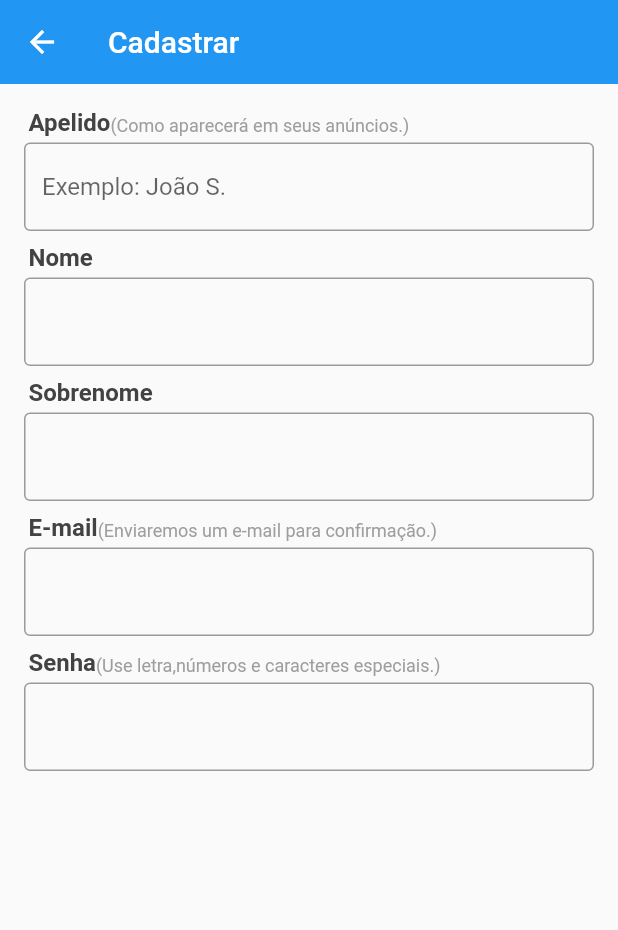
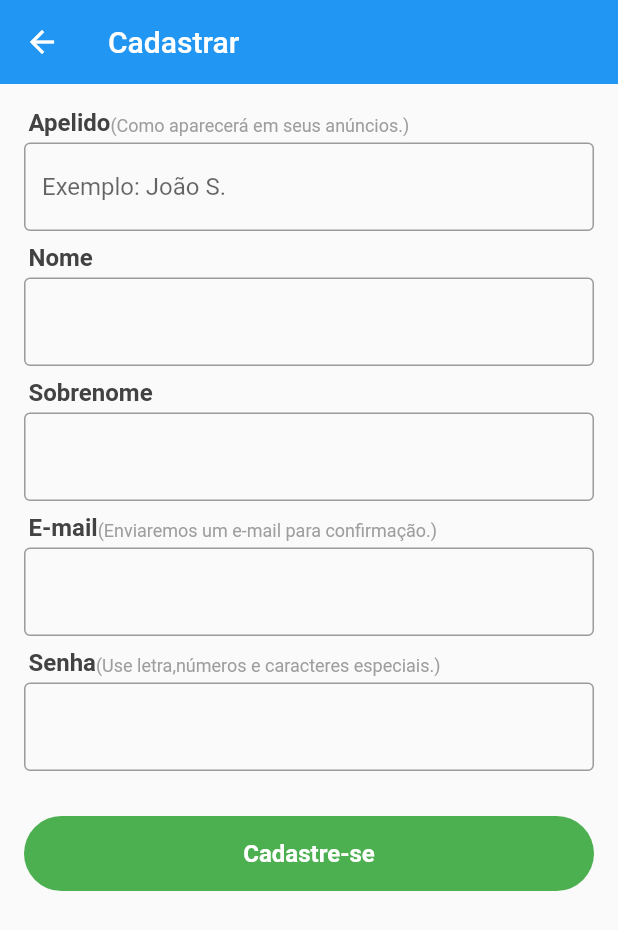
Before and after one commit to SergioJunnior/Teste-Monitora, a Flutter app: the SignUpScreen screen opened directly, on a phone screen of 412 x 824 dp. Shown: the top 930 px of the screen. Run offline on Flutter 3.47's test engine with Material 2 defaults, Android fonts, the phone set to English and light mode, and no system bars; our stand-ins replace rxdart.

```diff
--- /dev/null
+++ b/teste_lider/lib/bloc/signup_bloc.dart
@@ -0,0 +1,51 @@
+import 'package:rxdart/rxdart.dart';
+import 'package:teste_lider/models/model_user.dart';
+
+enum SignUpState{IDLE , LOADING, ERROR}
+
+class SignUpBlocState{
+
+  SignUpBlocState(this.state,{this.errorMessage});
+
+  SignUpState state;
+  String errorMessage;
+}
+
+class SignUpBloc{
+
+  final BehaviorSubject<SignUpBlocState> _stateController = BehaviorSubject<SignUpBlocState>.seeded(SignUpBlocState(SignUpState.IDLE));
+
+
+  Stream<SignUpBlocState> get outState => _stateController.stream;
+
+  User user= User();
+
+  void signUp()async {
+    _stateController.add(SignUpBlocState(SignUpState.LOADING));
+
+    await Future.delayed(Duration(seconds: 2));
+
+    _stateController.add(SignUpBlocState(SignUpState.IDLE));
+  }
+
+  void  setApelido(String apelido) {
+     user.apelido = apelido;
+  }
+  void  setNome(String nome) {
+     user.nome = nome;
+  }
+  void  setSobrenome(String sobrenome) {
+     user.sobrenome = sobrenome;
+  }
+  void  setEmail(String email) {
+     user.email = email;
+  }
+  void  setPassword(String password) {
+     user.password = password;
+  }
+
+  void dispose(){
+    _stateController.close();
+  }
+
+}
--- /dev/null
+++ b/teste_lider/lib/models/model_user.dart
@@ -0,0 +1,10 @@
+class User{
+
+  User({this.apelido, this.nome, this.sobrenome, this.email,this.password});
+
+  String apelido;
+  String nome;
+  String sobrenome;
+  String email;
+  String password;
+}
--- a/teste_lider/lib/screens/SignUp/signup_screen.dart
+++ b/teste_lider/lib/screens/SignUp/signup_screen.dart
@@ -1,4 +1,5 @@
 import 'package:flutter/material.dart';
+import 'package:teste_lider/bloc/signup_bloc.dart';
 import 'package:teste_lider/screens/SignUp/widgets/field_title.dart';
 import 'package:teste_lider/screens/SignUp/widgets/password_field.dart';
 
@@ -11,6 +12,28 @@ class _SignUpScreenState extends State < SignUpScreen > {
 
     final GlobalKey < FormState > _formkey = GlobalKey < FormState > ();
 
+    SignUpBloc _signUpBloc;
+
+    void _signUp() {
+      if (_formkey.currentState.validate()) {
+        _formkey.currentState.save();
+
+        _signUpBloc.signUp();
+      }
+    }
+
+    @override
+    void initState() {
+      super.initState();
+      _signUpBloc = SignUpBloc();
+    }
+
+    @override
+    void dispose() {
+      _signUpBloc ?.dispose();
+      super.dispose();
+    }
+
     @override
     Widget build(BuildContext context) {
       return Scaffold(
@@ -20,8 +43,12 @@ class _SignUpScreenState extends State < SignUpScreen > {
         ),
         body: Form(
           key: _formkey,
-        child: ListView(
-          padding: const EdgeInsets.symmetric(horizontal: 16, vertical: 16),
+          child: StreamBuilder < SignUpBlocState > (
+            stream: _signUpBloc.outState,
+            builder: (context, snapshote) {
+
+              return ListView(
+                padding: const EdgeInsets.all(16),
                   children: < Widget > [
                     const FieldTitle(
                         title: "Apelido",
@@ -32,11 +59,12 @@ class _SignUpScreenState extends State < SignUpScreen > {
                             border: OutlineInputBorder(),
                             hintText: "Exemplo: João S."
                           ),
-              validator: (text){
-                if(text.length <6)
+                          validator: (text) {
+                            if (text.length < 6)
                               return 'Apelido muito Curto';
                             return null;
                           },
+                          onSaved: _signUpBloc.setApelido,
                       ),
                       const SizedBox(height: 8),
                         const FieldTitle(
@@ -47,6 +75,7 @@ class _SignUpScreenState extends State < SignUpScreen > {
                             decoration: const InputDecoration(
                                 border: OutlineInputBorder(),
                               ),
+                              onSaved: _signUpBloc.setNome,
                           ),
                           const SizedBox(height: 8),
                             const FieldTitle(
@@ -57,6 +86,7 @@ class _SignUpScreenState extends State < SignUpScreen > {
                                 decoration: const InputDecoration(
                                     border: OutlineInputBorder(),
                                   ),
+                                  onSaved: _signUpBloc.setSobrenome,
                               ),
                               const SizedBox(height: 8),
                                 const FieldTitle(
@@ -67,15 +97,13 @@ class _SignUpScreenState extends State < SignUpScreen > {
                                     decoration: const InputDecoration(
                                         border: OutlineInputBorder(),
                                       ),
-              validator: (text){
-                if(text.length <6 || !text.contains(RegExp(r"^(([^<>()[\]\\.,;:\s@\']+(\.[^<>()[\]\\.,;:\s@\']+)*)|(\'.+\'))@((\[[0-9]{1,3}\.[0-9]{1,3}\.[0-9]{1,3}\.[0-9]{1,3}\])|(([a-zA-Z\-0-9]+\.)+[a-zA-Z]{2,}))$")))
+                                      validator: (text) {
+                                        if (text.length < 6 || !text.contains(RegExp(r"^(([^<>()[\]\\.,;:\s@\']+(\.[^<>()[\]\\.,;:\s@\']+)*)|(\'.+\'))@((\[[0-9]{1,3}\.[0-9]{1,3}\.[0-9]{1,3}\.[0-9]{1,3}\])|(([a-zA-Z\-0-9]+\.)+[a-zA-Z]{2,}))$")))
                                           return 'Email Inválido';
                                         return null;
 
                                       },
-              onSaved: (text){
-
-              },
+                                      onSaved: _signUpBloc.setEmail,
                                   ),
                                   const SizedBox(height: 8),
                                     const FieldTitle(
@@ -83,14 +111,35 @@ class _SignUpScreenState extends State < SignUpScreen > {
                                         subtitle: "(Use letra,números e caracteres especiais.)",
                                       ),
                                       PasswordField(
-                onSaved: (text){
+                                        onSaved: _signUpBloc.setPassword,
+                                      ),
+                                      Container(
+                                        margin: const EdgeInsets.symmetric(vertical: 24),
+                                          height: 50,
+                                          child: RaisedButton(
+                                            color: Colors.green,
+                                            disabledColor: Colors.green.withAlpha(150),
+                                            child: Text(
+                                              'Cadastre-se',
+                                              style: TextStyle(
+                                                color: Colors.white,
+                                                fontSize: 16,
+                                                fontWeight: FontWeight.w600,
+                                              )
+                                            ),
+                                            elevation: 0,
+                                            shape: RoundedRectangleBorder(
+                                              borderRadius: BorderRadius.circular(25)
+                                            ),
+                                            onPressed: _signUp,
 
-                },
+
                                           ),
-
+                                      )
                   ]
-        ),
-      ),
               );
             }
+            ),
+          ));
         }
+      }
```
Lines whose indentation alone changed are shown as unchanged.
